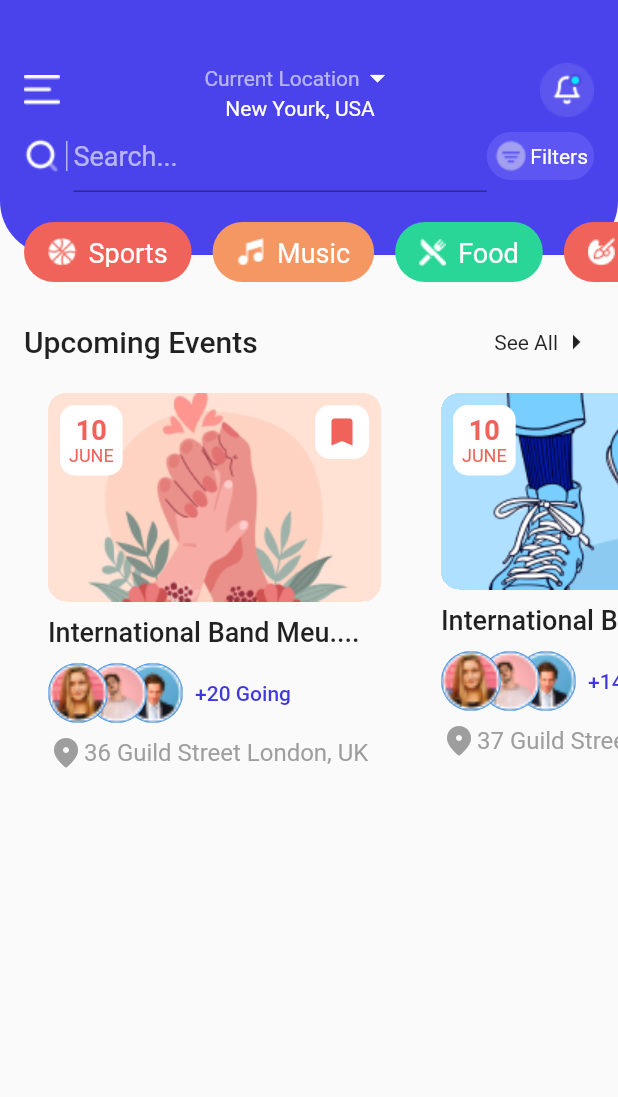
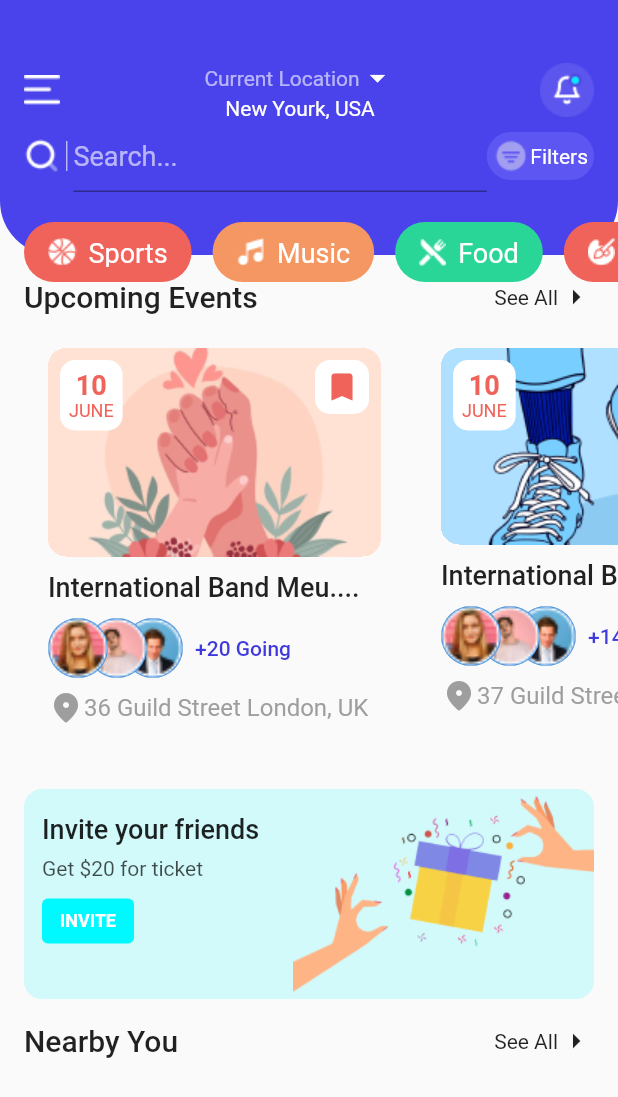
Before and after one commit to aknietmaulen/Event-Booking-App-UI-Kit--Flutter, a Flutter app: the screen it shows after launch, on a phone screen of 412 x 824 dp. Shown: the top 1097 px of the screen. Run offline on Flutter 3.47's test engine with Material 2 defaults, Android fonts, the phone set to English and light mode, and no system bars.

Commit message:
Invite Your Friend Container have been completed

```diff
--- a/lib/my_theme.dart
+++ b/lib/my_theme.dart
@@ -5,6 +5,7 @@ class MyTheme {
 
   static var white = Colors.white;
   static var grey = Colors.grey;
+  static var black = Colors.black;
 
   // custom colors
 
@@ -14,4 +15,6 @@ class MyTheme {
   static var customYellowWithOrangeShade = Color(0xFFF59762);
 
   static var foodTabItemColor = Color(0xFF29D697);
+  static var inviteButtonColor = Color(0xFF00F8FF);
+  static var inviteTheFriendContainerColor = Color(0xFF00F8FF);
 }
--- a/lib/screens/home/home_screen.dart
+++ b/lib/screens/home/home_screen.dart
@@ -73,7 +73,11 @@ class _HomeScreenState extends State<HomeScreen> {
           // TopContainer
           TopContainer(tabItemsList: tabItemsList),
           // UpcomingEvents Container
-          SizedBox(height: 30),
+          SizedBox(height: 0),
+
+          Expanded(
+            child: ListView(
+              children: [
                 Container(
                   margin: EdgeInsets.symmetric(horizontal: 16, vertical: 16),
                   child: Row(
@@ -81,7 +85,8 @@ class _HomeScreenState extends State<HomeScreen> {
                       Expanded(
                         child: Text(
                           "Upcoming Events",
-                    style: TextStyle(fontSize: 20, fontWeight: FontWeight.w500),
+                          style: TextStyle(
+                              fontSize: 20, fontWeight: FontWeight.w500),
                         ),
                       ),
                       Text("See All"),
@@ -101,6 +106,89 @@ class _HomeScreenState extends State<HomeScreen> {
                     },
                     itemCount: eventList.length,
                     padding: EdgeInsets.symmetric(horizontal: 12),
+                  ),
+                ),
+                // Invite Your Fiends
+                Container(
+                  width: double.infinity,
+                  // padding: EdgeInsets.symmetric(vertical: 16, horizontal: 12),
+                  margin: EdgeInsets.symmetric(horizontal: 16),
+                  decoration: BoxDecoration(
+                    color:
+                        MyTheme.inviteTheFriendContainerColor.withOpacity(0.16),
+                    borderRadius: BorderRadius.all(Radius.circular(12)),
+                  ),
+                  alignment: Alignment.centerLeft,
+                  child: Stack(
+                    children: [
+                      Padding(
+                        padding:
+                            EdgeInsets.symmetric(vertical: 16, horizontal: 12),
+                        child: Column(
+                          crossAxisAlignment: CrossAxisAlignment.start,
+                          children: [
+                            Text(
+                              "Invite your friends",
+                              style: TextStyle(
+                                fontSize: 18,
+                                fontWeight: FontWeight.w500,
+                              ),
+                            ),
+                            Padding(
+                              padding: const EdgeInsets.symmetric(vertical: 8),
+                              child: Text(
+                                "Get \$20 for ticket",
+                                style: TextStyle(
+                                    color: MyTheme.black.withOpacity(0.7)),
+                              ),
+                            ),
+                            SizedBox(height: 4),
+                            Container(
+                                padding: EdgeInsets.symmetric(
+                                    horizontal: 12, vertical: 8),
+                                decoration: BoxDecoration(
+                                  color: MyTheme.inviteButtonColor,
+                                  borderRadius:
+                                      BorderRadius.all(Radius.circular(4)),
+                                ),
+                                child: Text(
+                                  "INVITE",
+                                  style: TextStyle(
+                                      color: MyTheme.white,
+                                      fontSize: 12,
+                                      fontWeight: FontWeight.w600),
+                                )),
+                          ],
+                        ),
+                      ),
+                      Align(
+                        alignment: Alignment.topRight,
+                        child: Image(
+                          height: 140,
+                          image: AssetImage(
+                              'assets/images/img_inviate_your_friend.png'),
+                        ),
+                      )
+                    ],
+                  ),
+                ),
+                Container(
+                  margin: EdgeInsets.symmetric(horizontal: 16, vertical: 16),
+                  child: Row(
+                    children: [
+                      Expanded(
+                        child: Text(
+                          "Nearby You",
+                          style: TextStyle(
+                              fontSize: 20, fontWeight: FontWeight.w500),
+                        ),
+                      ),
+                      Text("See All"),
+                      Icon(Icons.arrow_right)
+                    ],
+                  ),
+                ),
+              ],
             ),
           )
         ],
```
Also changed, not shown: assets/images/img_inviate_your_friend.png (added). Lines whose indentation alone changed are shown as unchanged.
